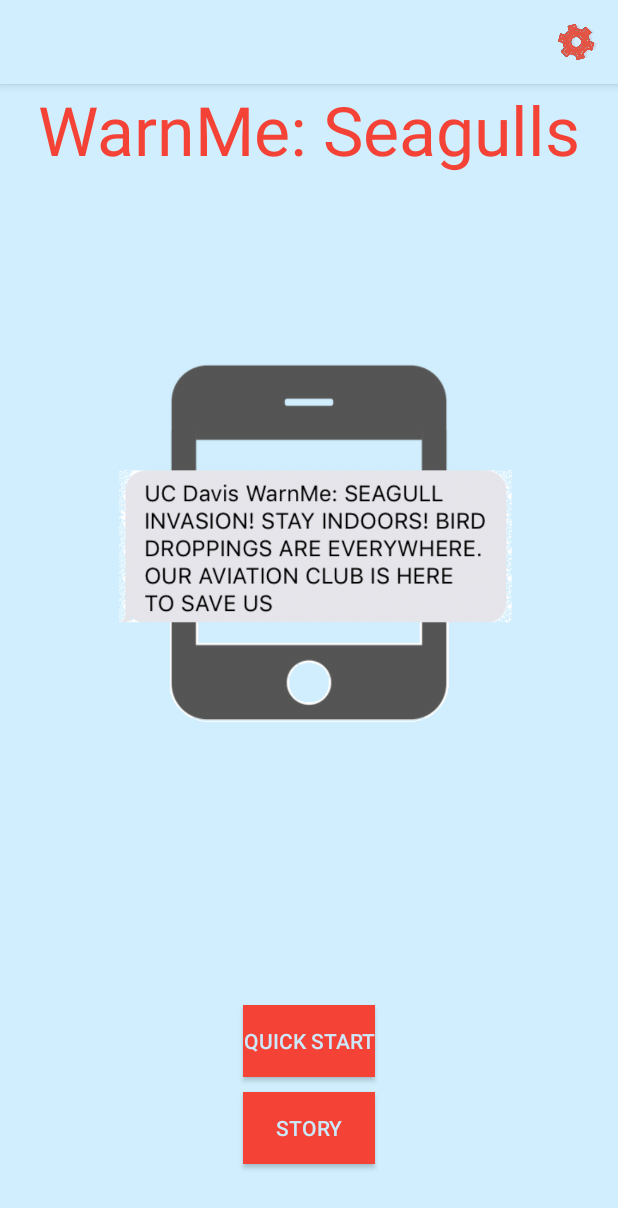
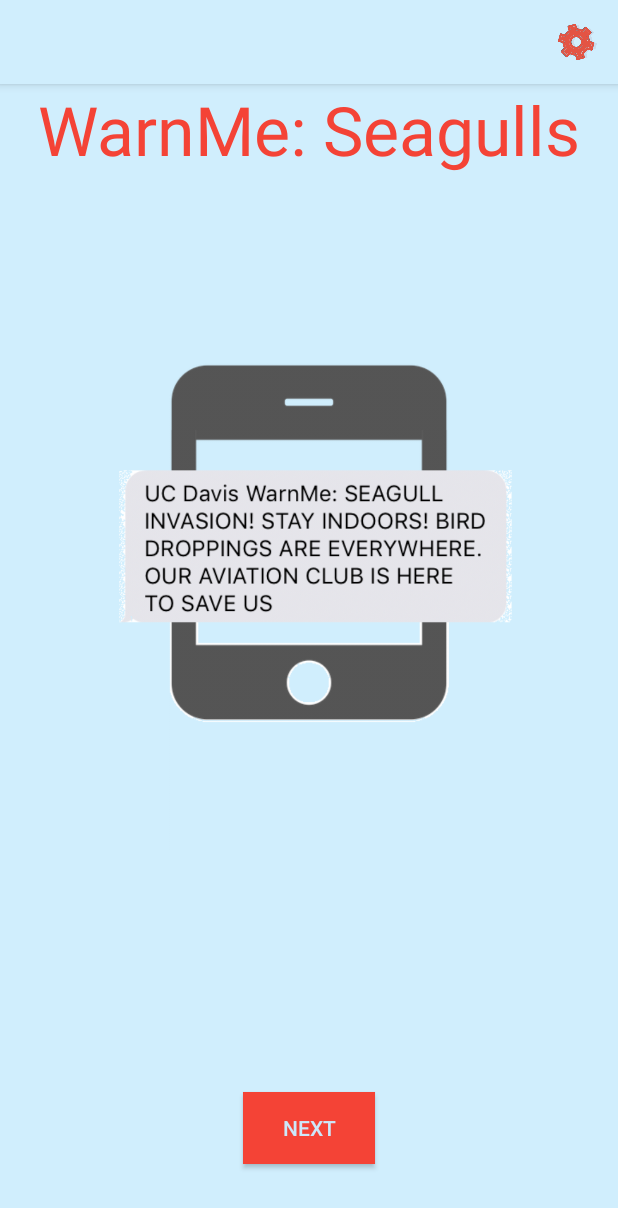
Before and after one commit to mugak/Wethebest, an Android app: the Story screen opened directly, with no data from a screen before it, on a phone screen of 412 x 824 dp. Shown: the top 1208 px of the screen. Run offline under Robolectric (Android 15) with nearby library versions, the phone set to English and light mode, and no system bars.

Commit message:
Update activity_story.xml

```diff
--- a/SpaceInvaders/app/src/main/res/layout/activity_story.xml
+++ b/SpaceInvaders/app/src/main/res/layout/activity_story.xml
@@ -56,7 +56,7 @@
         android:layout_alignBottom="@+id/imageView3"
         android:layout_centerHorizontal="true"
         android:background="#F44336"
-        android:text="Story"
+        android:text="NEXT"
         android:textColor="#CDE8FA" />
 
     <TextView
@@ -97,17 +97,7 @@
         android:inputType="textPersonName"
         android:visibility="invisible"/>
 
-    <Button
-        android:id="@+id/Startbtn"
-        android:layout_width="wrap_content"
-        android:layout_height="wrap_content"
-        android:layout_alignTop="@+id/Next_btn"
-        android:text="Quick Start"
-        android:layout_centerHorizontal="true"
-        android:layout_marginTop="-58dp"
-        android:background="#F44336"
-        android:textColor="#CDE8FA"
-        />
+
 
     <Button
         android:id="@+id/Enterbtn"
```
